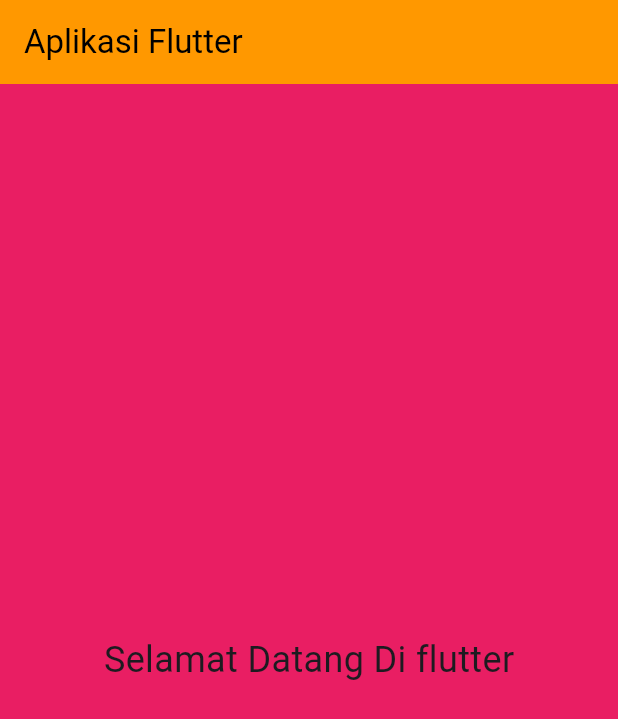
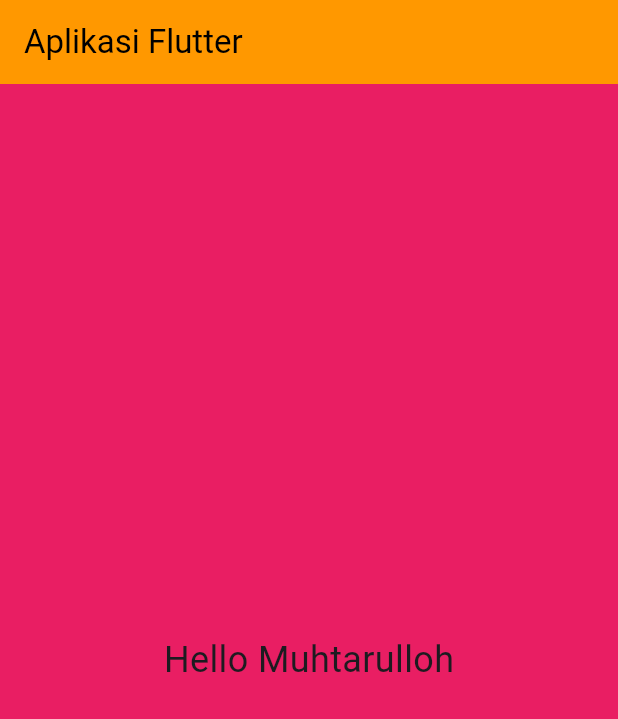
Before and after one commit to Muhtarulloh/Muhtarulloh-job4, a Flutter app: the screen it shows after launch, on a phone screen of 412 x 824 dp. Shown: the top 719 px of the screen. Run offline on Flutter 3.47's test engine with Material 3 defaults, Android fonts, the phone set to English and light mode, and no system bars.

Commit message:
first commit

```diff
--- a/lib/main.dart
+++ b/lib/main.dart
@@ -11,18 +11,18 @@ class MyApp extends StatelessWidget {
         appBar: AppBar(
           title: Text(
             'Aplikasi Flutter',
-            style: TextStyle(color: Colors.black), // Mengatur warna teks menjadi putih
+            style: TextStyle(color: Colors.black),
           ),
-          backgroundColor: Colors.orange, // Mengatur warna latar belakang AppBar menjadi orange
+          backgroundColor: Colors.orange,
         ),
         body: Container(
-          color: Colors.pink, // Mengatur warna latar belakang body menjadi pink
+          color: Colors.pink,
           child: Center(
             child: Text(
-              'Selamat Datang Di flutter',
+              'Hello Muhtarulloh',
               style: TextStyle(
                 fontSize: 24.0,
-                backgroundColor: Colors.pink, // Mengatur warna latar belakang teks menjadi pink
+                backgroundColor: Colors.pink,
               ),
             ),
           ),
```
